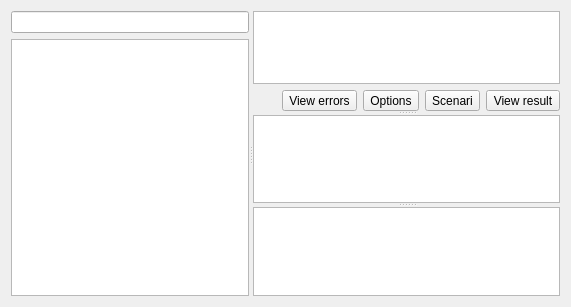
This is plugins/padtoolsplugin/padwriter.ui in FreeHealth/freehealth as Qt 5 draws it before an edit. The edited form follows.
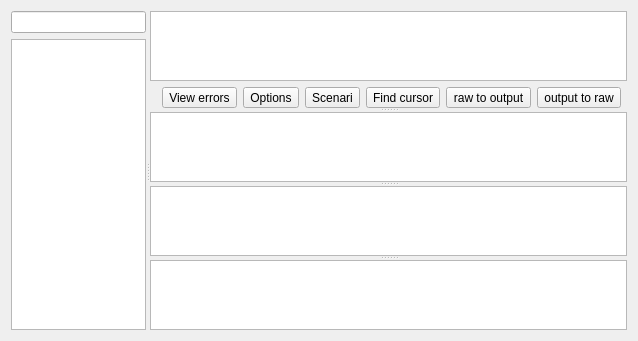
This is the edited form. Custom widgets are drawn as their Qt base class.

Patch:
```diff
--- a/plugins/padtoolsplugin/padwriter.ui
+++ b/plugins/padtoolsplugin/padwriter.ui
@@ -6,7 +6,7 @@
    <rect>
     <x>0</x>
     <y>0</y>
-    <width>571</width>
+    <width>638</width>
     <height>307</height>
    </rect>
   </property>
@@ -61,7 +61,7 @@
        </property>
        <widget class="QWidget" name="layoutWidget_2">
         <layout class="QGridLayout" name="gridLayout">
-         <item row="1" column="0" colspan="6">
+         <item row="1" column="0" colspan="9">
           <widget class="PadTools::DragDropTextEdit" name="rawSource">
            <property name="toolTip">
             <string>Raw source</string>
@@ -88,13 +88,6 @@
            </property>
           </spacer>
          </item>
-         <item row="2" column="5">
-          <widget class="QToolButton" name="viewResult">
-           <property name="text">
-            <string>View result</string>
-           </property>
-          </widget>
-         </item>
          <item row="2" column="3">
           <widget class="QToolButton" name="optionsButton">
            <property name="text">
@@ -109,13 +102,31 @@
            </property>
           </widget>
          </item>
+         <item row="2" column="6">
+          <widget class="QToolButton" name="viewResult">
+           <property name="text">
+            <string>raw to output</string>
+           </property>
+          </widget>
+         </item>
+         <item row="2" column="7">
+          <widget class="QToolButton" name="toolButton">
+           <property name="text">
+            <string>output to raw</string>
+           </property>
+          </widget>
+         </item>
+         <item row="2" column="5">
+          <widget class="QToolButton" name="findCursor">
+           <property name="text">
+            <string>Find cursor</string>
+           </property>
+          </widget>
+         </item>
         </layout>
        </widget>
-       <widget class="PadTools::TokenOutputDocument" name="wysiwyg">
-        <property name="readOnly">
-         <bool>true</bool>
-        </property>
-       </widget>
+       <widget class="PadTools::TokenOutputDocument" name="wysiwyg"/>
+       <widget class="Editor::TextEditor" name="textEdit"/>
       </widget>
       <widget class="QListWidget" name="listWidgetErrors">
        <property name="toolTip">
@@ -138,6 +149,11 @@
    <extends>QTextEdit</extends>
    <header location="global">padtoolsplugin/tokenoutputdocument.cpp</header>
   </customwidget>
+  <customwidget>
+   <class>Editor::TextEditor</class>
+   <extends>QTextEdit</extends>
+   <header location="global">texteditorplugin/texteditor.h</header>
+  </customwidget>
  </customwidgets>
  <resources/>
  <connections/>
```
